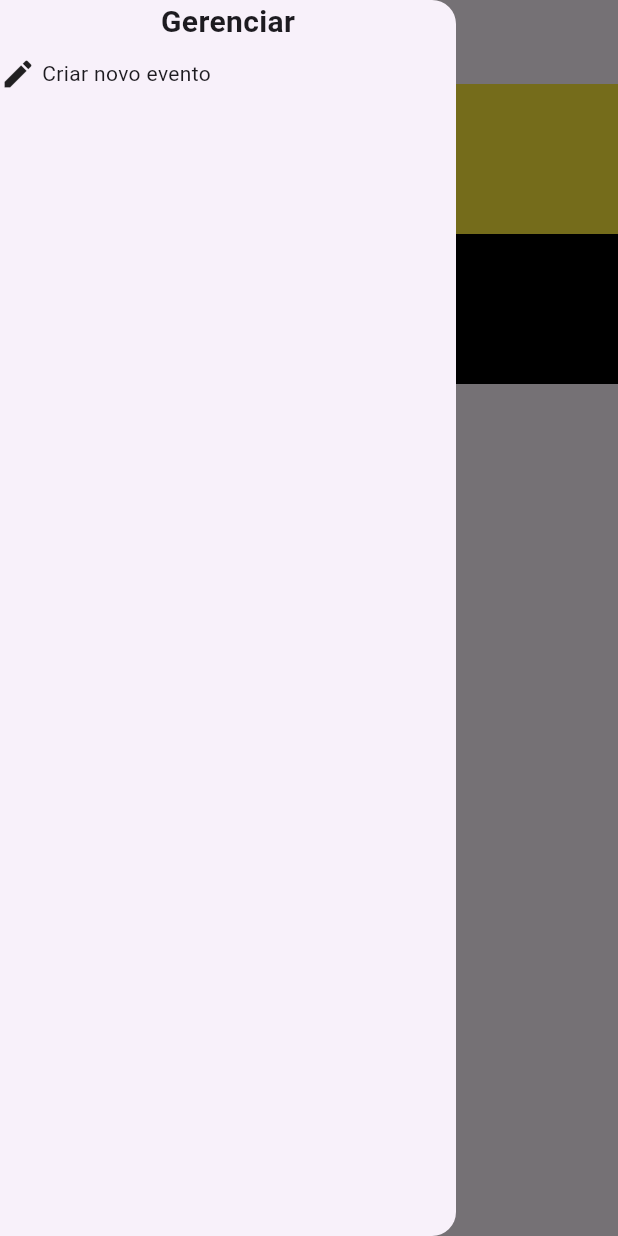
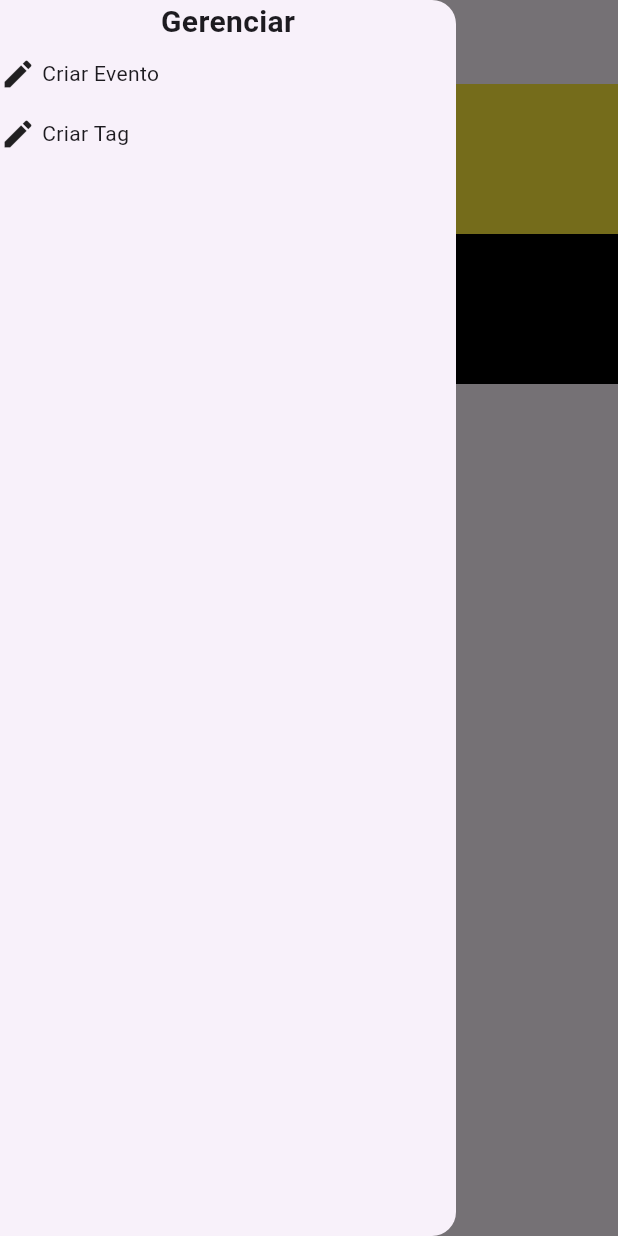
Before and after one commit to gabthe/howapp-panel, a Flutter app: the screen it shows after launch, with the side drawer open, on a phone screen of 412 x 824 dp. Run offline on Flutter 3.47's test engine with Material 3 defaults, Android fonts, the light colour scheme and no system bars; our stand-ins replace firebase_core, flutter_riverpod, go_router; accounts and stored records are empty.

Commit message:
create tag

```diff
--- a/lib/src/routes/routes.dart
+++ b/lib/src/routes/routes.dart
@@ -1,5 +1,6 @@
 import 'package:go_router/go_router.dart';
 import 'package:howapp_panel/src/view/create_event_view.dart';
+import 'package:howapp_panel/src/view/create_tag.dart';
 import 'package:howapp_panel/src/view/home_view.dart';
 
 final routes = GoRouter(
@@ -34,5 +35,12 @@ final routes = GoRouter(
     //                 'id': '123',
     //               },
     //             );
+    GoRoute(
+      name: 'create-tag',
+      path: '/create-tag',
+      builder: (context, state) {
+        return const CreateTagView();
+      },
+    ),
   ],
 );
--- a/lib/src/view/home_view.dart
+++ b/lib/src/view/home_view.dart
@@ -17,21 +17,17 @@ class HomePage extends StatelessWidget {
                 fontSize: 20,
               ),
             ),
-            InkWell(
+            HomeDrawerButtonWidget(
               onTap: () {
-                GoRouter.of(context).goNamed('create-event');
+                context.goNamed("create-event");
               },
-              child: Container(
-                width: double.infinity,
-                height: 40,
-                child: const Row(
-                  children: [
-                    Icon(Icons.create),
-                    SizedBox(width: 4),
-                    Text('Criar novo evento'),
-                  ],
-                ),
-              ),
+              buttonTitle: 'Criar Evento',
+            ),
+            HomeDrawerButtonWidget(
+              onTap: () {
+                context.goNamed("create-tag");
+              },
+              buttonTitle: 'Criar Tag',
             ),
           ],
         ),
@@ -55,7 +51,7 @@ class HomePage extends StatelessWidget {
                   height: 5,
                   width: 5,
                   color: Colors.red,
-                  child: Text('Ola'),
+                  child: const Text('Ola'),
                 ),
                 Container(
                   height: 5,
@@ -80,3 +76,31 @@ class HomePage extends StatelessWidget {
     );
   }
 }
+
+class HomeDrawerButtonWidget extends StatelessWidget {
+  const HomeDrawerButtonWidget({
+    super.key,
+    required this.onTap,
+    required this.buttonTitle,
+  });
+  final void Function()? onTap;
+  final String buttonTitle;
+
+  @override
+  Widget build(BuildContext context) {
+    return InkWell(
+      onTap: onTap,
+      child: Container(
+        width: double.infinity,
+        height: 40,
+        child: Row(
+          children: [
+            const Icon(Icons.create),
+            const SizedBox(width: 4),
+            Text(buttonTitle),
+          ],
+        ),
+      ),
+    );
+  }
+}
--- a/pubspec.yaml
+++ b/pubspec.yaml
@@ -40,6 +40,9 @@ dependencies:
   go_router: ^14.1.3
   flutter_riverpod: ^2.5.1
   riverpod_annotation: ^2.3.5
+  firebase_core: ^2.31.1
+  uuid: ^4.4.0
+  cloud_firestore: ^4.17.4
 
 dev_dependencies:
   flutter_test:
```
Also changed, not shown: lib/src/model/event_tag.dart (added, +9 -0 lines), lib/src/view/create_tag.dart (added, +35 -0 lines), lib/firebase_options.dart (added), pubspec.lock.
